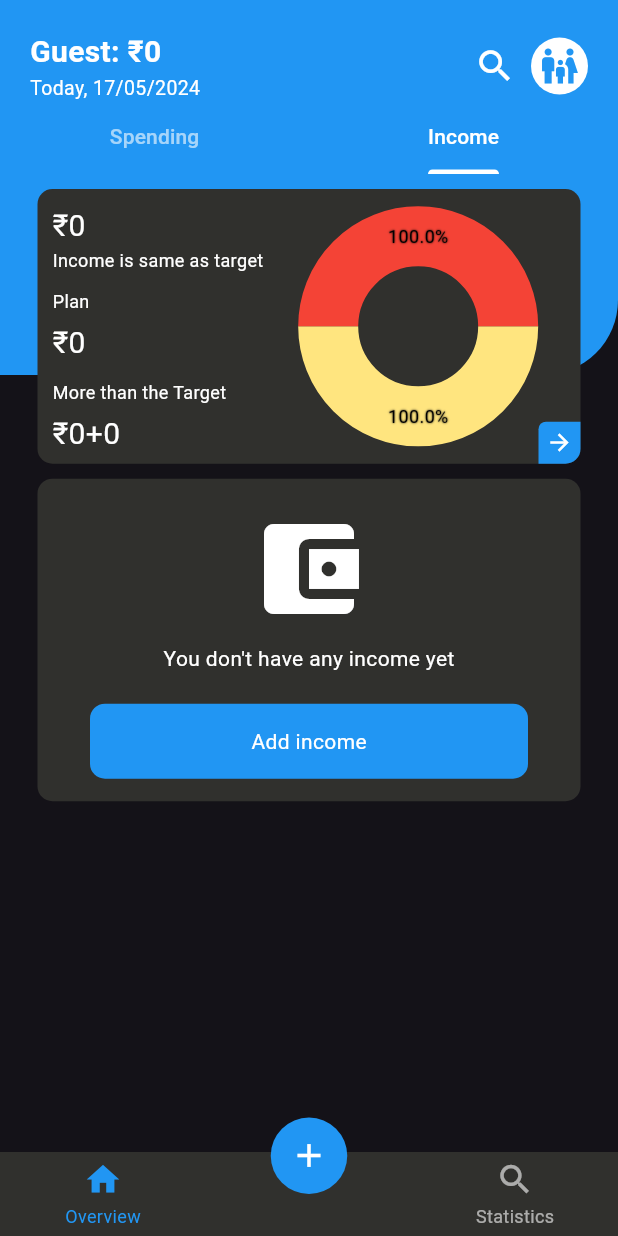
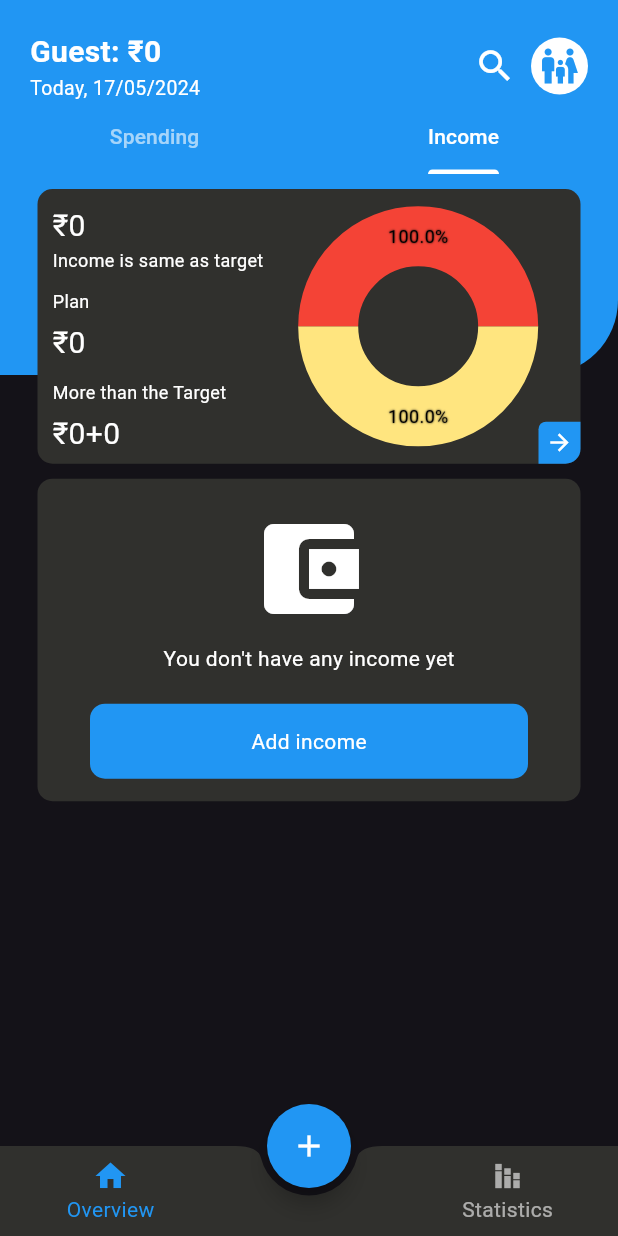
Before and after one commit to HorizoncoreDev/ExpenseManager, a Flutter app: the DashBoard screen opened directly, tab 2 chosen, on a phone screen of 412 x 824 dp. Run offline on Flutter 3.47's test engine with Material 3 defaults, Android fonts, the phone set to English and light mode, and no system bars; drawn by our look-alikes of fl_chart, persistent_bottom_nav_bar_v2; our stand-ins replace contacts_service, csv, device_info_plus, dropdown_button2, file_picker, firebase_auth and 16 more; missing offline and left inert: googleapis; accounts and stored records are empty.

Commit message:
Changed bottom navigation bar and merged the code.

```diff
--- a/lib/dashboard/dashboard.dart
+++ b/lib/dashboard/dashboard.dart
@@ -1,10 +1,10 @@
+import 'package:expense_manager/utils/extensions.dart';
 import 'package:expense_manager/utils/global.dart';
 import 'package:expense_manager/utils/helper.dart';
 import 'package:expense_manager/utils/languages/locale_keys.g.dart';
 import 'package:expense_manager/utils/my_shared_preferences.dart';
 import 'package:flutter/material.dart';
 import 'package:get/get.dart';
-import 'package:persistent_bottom_nav_bar_v2/persistent-tab-view.dart';
 
 import '../overview_screen/add_spending/add_spending_screen.dart';
 import '../overview_screen/overview_screen.dart';
@@ -19,20 +19,13 @@ class DashBoard extends StatefulWidget {
 
 class _DashBoardState extends State<DashBoard> {
   final GlobalKey<ScaffoldState> scaffoldKey = GlobalKey<ScaffoldState>();
-  PersistentTabController controller = PersistentTabController(initialIndex: 0);
   bool hideNavBar = false;
   GlobalKey<OverviewScreenState> overviewKey = GlobalKey<OverviewScreenState>();
   GlobalKey<StatisticsScreenState> overviewKey1 =
-      GlobalKey<StatisticsScreenState>();
+  GlobalKey<StatisticsScreenState>();
   String userEmail = "", currentUserEmail = "";
-
-  List<Widget> buildScreens() {
-    return [
-      OverviewScreen(key: overviewKey, onAccountUpdate: updateBottomSheet),
-      SizedBox(),
-      StatisticsScreen(key: overviewKey1),
-    ];
-  }
+  int currentPage=0;
+  PageController? pageController;
 
   updateBottomSheet() {
     MySharedPreferences.instance
@@ -54,8 +47,8 @@ class _DashBoardState extends State<DashBoard> {
 
   @override
   void initState() {
-    print(Get.locale!.languageCode);
     super.initState();
+    pageController = PageController(initialPage: currentPage);
     MySharedPreferences.instance
         .getBoolValuesSF(SharedPreferencesKeys.isCategoriesAdded)
         .then((value) {
@@ -101,71 +94,36 @@ class _DashBoardState extends State<DashBoard> {
     });
   }
 
+  void _jumpToPage(int page) {
+    if (pageController!.hasClients) {
+      pageController!.jumpToPage(page);
+      setState(() {
+      });
+    }
+  }
+
+  @override
+  void dispose() {
+    pageController!.dispose();
+    super.dispose();
+  }
+
   @override
   Widget build(BuildContext context) {
     return SafeArea(
       child: Scaffold(
         key: scaffoldKey,
-        bottomNavigationBar: PersistentTabView(
-          context,
-          controller: controller,
-          screens: buildScreens(),
-          items: _navBarsItems(),
-          confineInSafeArea: true,
-          backgroundColor:
-              Helper.getBottomNavigationColor(context).backgroundColor!,
-          handleAndroidBackButtonPress: true,
-          resizeToAvoidBottomInset: true,
-          stateManagement: true,
-          navBarHeight: kBottomNavigationBarHeight,
-          hideNavigationBarWhenKeyboardShows: true,
-          margin: EdgeInsets.zero,
-          popActionScreens: PopActionScreensType.all,
-          // bottomScreenMargin: 50,
-          hideNavigationBar: hideNavBar,
-          popAllScreensOnTapOfSelectedTab: true,
-          navBarStyle: NavBarStyle.style15,
-        ),
-      ),
-    );
-  }
-
-  List<PersistentBottomNavBarItem> _navBarsItems() {
-    return [
-      PersistentBottomNavBarItem(
-        icon: const Icon(Icons.home),
-        title: LocaleKeys.overview.tr,
-        activeColorPrimary:
-            Helper.getBottomNavigationColor(context).selectedItemColor!,
-        inactiveColorPrimary:
-            Helper.getBottomNavigationColor(context).unselectedItemColor!,
-        inactiveColorSecondary: Colors.white,
-      ),
-      PersistentBottomNavBarItem(
-          icon: userEmail!.isNotEmpty
-              ? userEmail == currentUserEmail
-                  ? const Icon(Icons.add)
-                  : const SizedBox()
-              : const Icon(Icons.add),
-          contentPadding: 0,
-          activeColorPrimary: userEmail!.isNotEmpty
-              ? userEmail == currentUserEmail
-                  ? Helper.getMiddleBottomNavBarItem(context)
-                  : Colors.transparent
-              : Helper.getMiddleBottomNavBarItem(context),
-          activeColorSecondary: Helper.getTextColor(context),
-          inactiveColorPrimary: Helper.getTextColor(context),
-          inactiveColorSecondary: Helper.getTextColor(context),
-          onPressed: (contet) {
+        floatingActionButton: FloatingActionButton(
+          onPressed: () {
             if (userEmail == currentUserEmail || userEmail!.isEmpty) {
               Navigator.of(context, rootNavigator: true)
                   .push(
                 MaterialPageRoute(
                     builder: (context) => AddSpendingScreen(
-                          transactionName: AppConstanst.selectedTabIndex == 0
-                              ? AppConstanst.spendingTransactionName
-                              : AppConstanst.incomeTransactionName,
-                        )),
+                      transactionName: AppConstanst.selectedTabIndex == 0
+                          ? AppConstanst.spendingTransactionName
+                          : AppConstanst.incomeTransactionName,
+                    )),
               )
                   .then((value) {
                 if (value != null) {
@@ -179,15 +137,107 @@ class _DashBoardState extends State<DashBoard> {
                 }
               });
             }
-          }),
-      PersistentBottomNavBarItem(
-        icon: Icon(Icons.search),
-        title: (LocaleKeys.statistics.tr),
-        activeColorPrimary:
-            Helper.getBottomNavigationColor(context).selectedItemColor!,
-        inactiveColorPrimary:
-            Helper.getBottomNavigationColor(context).unselectedItemColor!,
+          },
+          backgroundColor: Helper.getMiddleBottomNavBarItem(context),
+          shape:
+          RoundedRectangleBorder(borderRadius: BorderRadius.circular(100)),
+          child: userEmail!.isNotEmpty
+              ? userEmail == currentUserEmail
+              ?  Icon(
+            Icons.add,
+            color: Helper.getTextColor(context),
+          )
+              : const SizedBox()
+              :  Icon(
+            Icons.add,
+            color:Helper.getTextColor(context),
+          ),
+        ),
+        floatingActionButtonLocation: FloatingActionButtonLocation.centerDocked,
+        bottomNavigationBar: BottomAppBar(
+          padding: const EdgeInsets.symmetric(horizontal: 10),
+          height: 60,
+          color:  Helper.getBottomNavigationColor(context).backgroundColor!,
+          shape: const CircularNotchedRectangle(),
+          notchMargin: 5,
+          child: Row(
+            mainAxisSize: MainAxisSize.max,
+            children: <Widget>[
+              Expanded(
+                child: InkWell(
+                  onTap: (){
+                    currentPage =0;
+                    _jumpToPage(currentPage);
+                  },
+                  child: Column(
+                    mainAxisSize: MainAxisSize.min,
+                    children: [
+                      Icon(
+                        Icons.home,
+                        color: currentPage==0?Helper.getBottomNavigationColor(context)
+                            .selectedItemColor!:Helper.getBottomNavigationColor(context)
+                            .unselectedItemColor!,
+                      ),
+                      Text(
+                        LocaleKeys.overview.tr,
+                        style: TextStyle(
+                          color: currentPage==0?Helper.getBottomNavigationColor(context)
+                              .selectedItemColor!:Helper.getBottomNavigationColor(context)
+                              .unselectedItemColor!,
+                        ),
+                      )
+                    ],
+                  ),
+                ),
+              ),
+              SizedBox(width: MediaQuery.of(context).size.width/3 ,),
+              Expanded(
+                child: InkWell(
+                  onTap: (){
+
+                    currentPage =2;
+                    _jumpToPage(currentPage);
+                  },
+                  child: Column(
+                    mainAxisSize: MainAxisSize.min,
+                    children: [
+                      Icon(
+                        Icons.stacked_bar_chart,
+                        color: currentPage==2?Helper.getBottomNavigationColor(context)
+                            .selectedItemColor!:Helper.getBottomNavigationColor(context)
+                            .unselectedItemColor!,
+                      ),
+                      Text(
+                        LocaleKeys.statistics.tr,
+                        style: TextStyle(
+                          color: currentPage==2?Helper.getBottomNavigationColor(context)
+                              .selectedItemColor!:Helper.getBottomNavigationColor(context)
+                              .unselectedItemColor!,
+                        ),
+                      )
+                    ],
+                  ),
+                ),
+              ),
+            ],
+          ),
+        ),
+        body: PageView(
+          controller: pageController,
+          children: buildScreens(),
+        ),
+
       ),
+    );
+  }
+
+  List<Widget> buildScreens() {
+    return [
+      OverviewScreen(key: overviewKey, onAccountUpdate: updateBottomSheet),
+      const SizedBox(),
+      StatisticsScreen(key: overviewKey1),
     ];
   }
+
+
 }
--- a/lib/other_screen/edit_account_detail/edit_account_detail_screen.dart
+++ b/lib/other_screen/edit_account_detail/edit_account_detail_screen.dart
@@ -102,7 +102,7 @@ class _EditAccountDetailScreenState extends State<EditAccountDetailScreen> {
         dob: dateOfBirth == null ? "Select DOB" : dateOfBirth!,
         gender: selectedValue,
         current_balance: currentBalance,
-        current_income: currentIncome,
+        current_income:currentIncome,
         actual_budget: actualBudget,
         user_code: userCode,
         full_name: "${firstNameController.text} ${lastNameController.text}",
```
Also changed, not shown: lib/main.dart (+29 -25 lines).
